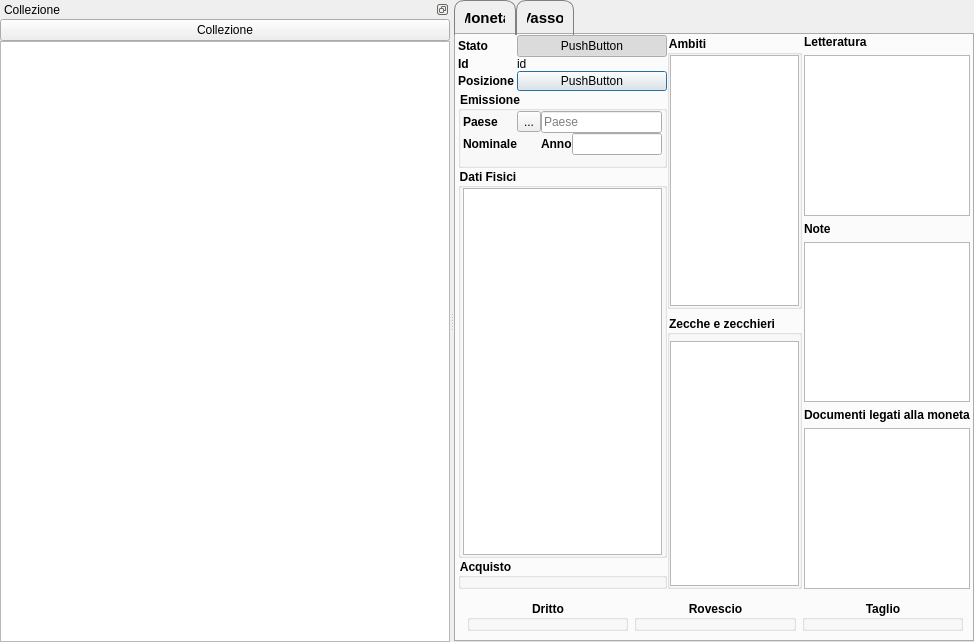
Above: GestCollOnQt/GUI/Moneta/Moneta/monetaform.ui from mirkoviviani76/gestcoll before the change. Below: the same form after it.
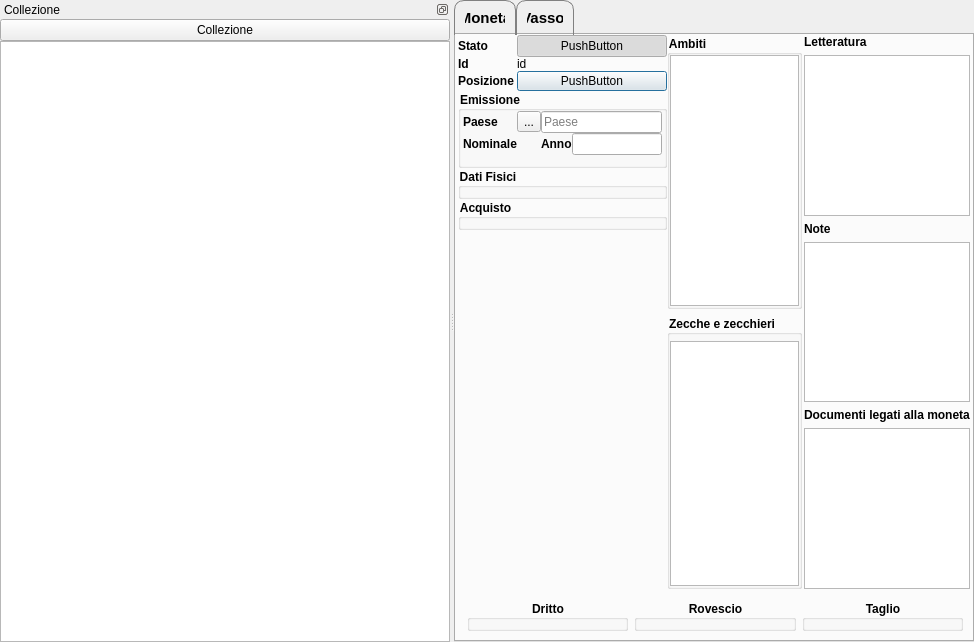
That is the form after the change. Icons and pictures are not drawn. Custom widgets are drawn as their Qt base class.

Commit message: Creato Widget per i dati fisici

The edit to the form file:
```diff
--- a/GestCollOnQt/GUI/Moneta/Moneta/monetaform.ui
+++ b/GestCollOnQt/GUI/Moneta/Moneta/monetaform.ui
@@ -459,36 +459,6 @@
                 <property name="title">
                  <string>Dati Fisici</string>
                 </property>
-                <layout class="QFormLayout" name="formLayout_5">
-                 <property name="fieldGrowthPolicy">
-                  <enum>QFormLayout::AllNonFixedFieldsGrow</enum>
-                 </property>
-                 <property name="horizontalSpacing">
-                  <number>0</number>
-                 </property>
-                 <property name="verticalSpacing">
-                  <number>0</number>
-                 </property>
-                 <property name="leftMargin">
-                  <number>2</number>
-                 </property>
-                 <property name="topMargin">
-                  <number>0</number>
-                 </property>
-                 <property name="rightMargin">
-                  <number>2</number>
-                 </property>
-                 <property name="bottomMargin">
-                  <number>0</number>
-                 </property>
-                 <item row="0" column="0" colspan="2">
-                  <widget class="QTableView" name="datiFisiciTable">
-                   <property name="selectionMode">
-                    <enum>QAbstractItemView::SingleSelection</enum>
-                   </property>
-                  </widget>
-                 </item>
-                </layout>
                </widget>
               </item>
               <item row="21" column="0" colspan="2">
@@ -808,6 +778,12 @@
    <header>datiacquistowidget.h</header>
    <container>1</container>
   </customwidget>
+  <customwidget>
+   <class>DatiFisiciWidget</class>
+   <extends>QGroupBox</extends>
+   <header>datifisiciwidget.h</header>
+   <container>1</container>
+  </customwidget>
  </customwidgets>
  <tabstops>
   <tabstop>paese</tabstop>
```
Left out of the diff: 2 changed lines with no effect on the pictures. The commit also changes 13 other files.
